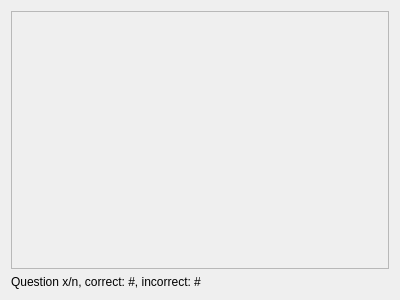
This is Tools/ToolHometrainer/qthometrainermaindialog.ui in richelbilderbeek/ProjectRichelBilderbeek as Qt 5 draws it before an edit. The edited form follows.
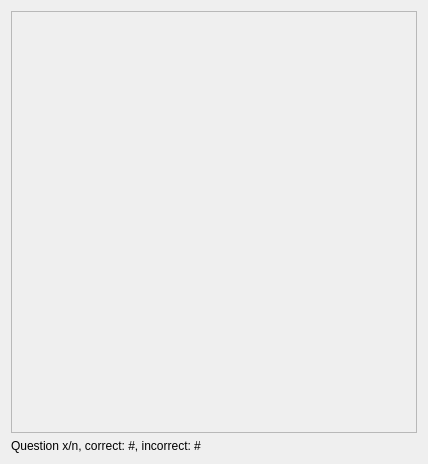
This is the edited form.

Patch:
```diff
--- a/Tools/ToolHometrainer/qthometrainermaindialog.ui
+++ b/Tools/ToolHometrainer/qthometrainermaindialog.ui
@@ -6,8 +6,8 @@
    <rect>
     <x>0</x>
     <y>0</y>
-    <width>400</width>
-    <height>300</height>
+    <width>428</width>
+    <height>464</height>
    </rect>
   </property>
   <property name="windowTitle">
@@ -24,8 +24,8 @@
        <rect>
         <x>0</x>
         <y>0</y>
-        <width>380</width>
-        <height>261</height>
+        <width>408</width>
+        <height>425</height>
        </rect>
       </property>
       <layout class="QVBoxLayout" name="verticalLayout_3"/>
```
